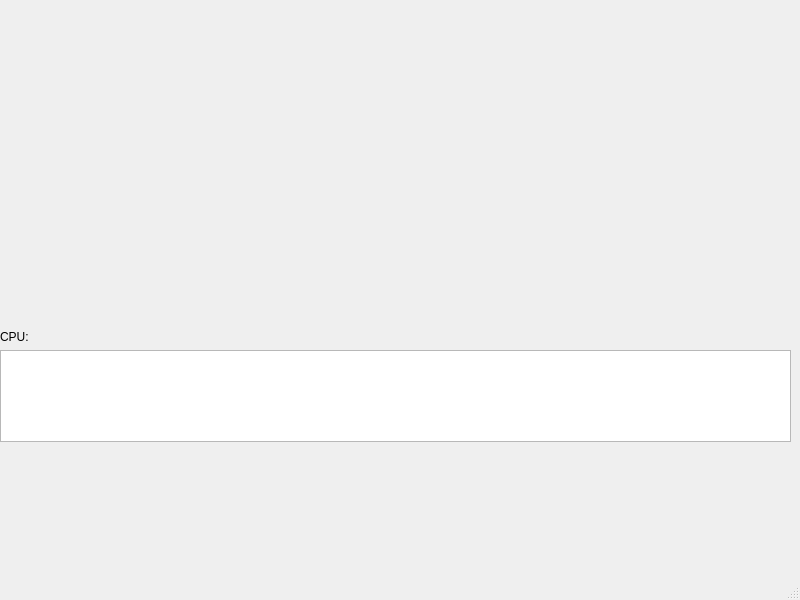
Janders8/resource-monitor, file gui.ui: the form before one commit.
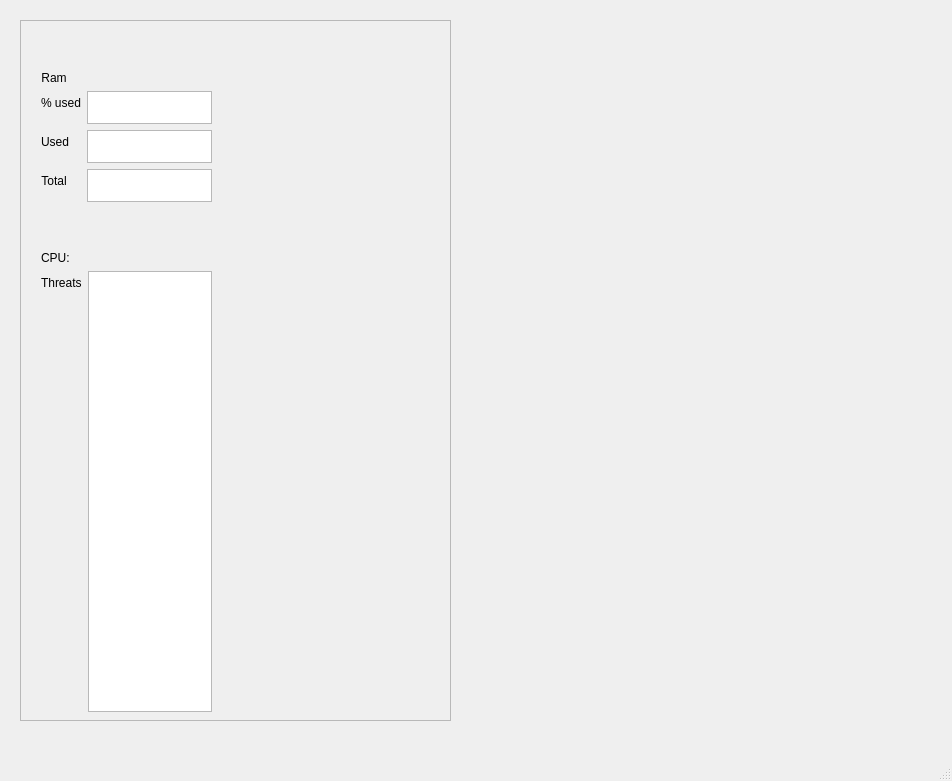
The form after the commit.

```diff
--- a/gui.ui
+++ b/gui.ui
@@ -6,35 +6,155 @@
    <rect>
     <x>0</x>
     <y>0</y>
-    <width>800</width>
-    <height>600</height>
+    <width>952</width>
+    <height>781</height>
    </rect>
   </property>
   <property name="windowTitle">
    <string>MainWindow</string>
   </property>
   <widget class="QWidget" name="centralwidget">
-   <widget class="QWidget" name="layoutWidget">
+   <widget class="QScrollArea" name="scrollArea">
     <property name="geometry">
      <rect>
-      <x>0</x>
-      <y>330</y>
-      <width>791</width>
-      <height>112</height>
+      <x>20</x>
+      <y>20</y>
+      <width>431</width>
+      <height>701</height>
      </rect>
     </property>
-    <layout class="QVBoxLayout" name="verticalLayout">
-     <item>
-      <widget class="QLabel" name="label">
-       <property name="text">
-        <string>CPU:</string>
-       </property>
-      </widget>
-     </item>
-     <item>
-      <widget class="QTextBrowser" name="textBrowser"/>
-     </item>
-    </layout>
+    <property name="widgetResizable">
+     <bool>true</bool>
+    </property>
+    <widget class="QWidget" name="scrollAreaWidgetContents">
+     <property name="geometry">
+      <rect>
+       <x>0</x>
+       <y>0</y>
+       <width>429</width>
+       <height>699</height>
+      </rect>
+     </property>
+     <widget class="QWidget" name="formLayoutWidget">
+      <property name="geometry">
+       <rect>
+        <x>20</x>
+        <y>230</y>
+        <width>171</width>
+        <height>461</height>
+       </rect>
+      </property>
+      <layout class="QFormLayout" name="formLayout">
+       <item row="0" column="0">
+        <widget class="QLabel" name="label">
+         <property name="text">
+          <string>CPU:</string>
+         </property>
+        </widget>
+       </item>
+       <item row="1" column="0">
+        <widget class="QLabel" name="label_3">
+         <property name="text">
+          <string>Threats</string>
+         </property>
+        </widget>
+       </item>
+       <item row="1" column="1">
+        <widget class="QTextBrowser" name="textBrowserCpu">
+         <property name="enabled">
+          <bool>true</bool>
+         </property>
+         <property name="mouseTracking">
+          <bool>false</bool>
+         </property>
+         <property name="acceptDrops">
+          <bool>false</bool>
+         </property>
+        </widget>
+       </item>
+       <item row="0" column="1">
+        <widget class="QLabel" name="dummy_label">
+         <property name="text">
+          <string/>
+         </property>
+        </widget>
+       </item>
+      </layout>
+     </widget>
+     <widget class="QWidget" name="layoutWidget">
+      <property name="geometry">
+       <rect>
+        <x>20</x>
+        <y>50</y>
+        <width>171</width>
+        <height>131</height>
+       </rect>
+      </property>
+      <layout class="QFormLayout" name="formLayout_2">
+       <item row="0" column="0">
+        <widget class="QLabel" name="label_2">
+         <property name="autoFillBackground">
+          <bool>false</bool>
+         </property>
+         <property name="text">
+          <string>Ram</string>
+         </property>
+         <property name="alignment">
+          <set>Qt::AlignCenter</set>
+         </property>
+        </widget>
+       </item>
+       <item row="2" column="1">
+        <widget class="QTextBrowser" name="textBrowserRamUsed"/>
+       </item>
+       <item row="1" column="1">
+        <widget class="QTextBrowser" name="textBrowserRamPercent"/>
+       </item>
+       <item row="2" column="0">
+        <widget class="QLabel" name="label_4">
+         <property name="autoFillBackground">
+          <bool>false</bool>
+         </property>
+         <property name="text">
+          <string>Used</string>
+         </property>
+         <property name="alignment">
+          <set>Qt::AlignCenter</set>
+         </property>
+        </widget>
+       </item>
+       <item row="1" column="0">
+        <widget class="QLabel" name="label_5">
+         <property name="autoFillBackground">
+          <bool>false</bool>
+         </property>
+         <property name="text">
+          <string>% used</string>
+         </property>
+         <property name="alignment">
+          <set>Qt::AlignCenter</set>
+         </property>
+        </widget>
+       </item>
+       <item row="4" column="1">
+        <widget class="QTextBrowser" name="textBrowserRamTotal"/>
+       </item>
+       <item row="4" column="0">
+        <widget class="QLabel" name="label_6">
+         <property name="autoFillBackground">
+          <bool>false</bool>
+         </property>
+         <property name="text">
+          <string>Total</string>
+         </property>
+         <property name="alignment">
+          <set>Qt::AlignCenter</set>
+         </property>
+        </widget>
+       </item>
+      </layout>
+     </widget>
+    </widget>
    </widget>
   </widget>
   <widget class="QMenuBar" name="menubar">
```
Left out of the diff: 5 changed lines with no effect on the pictures.
